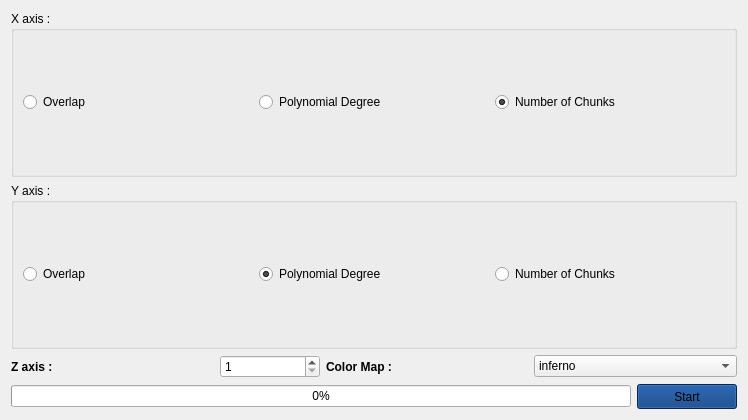
First picture: the form in error_map.ui, repository Mohamed-Ibrahim-01/curve-fitting, before the edit.
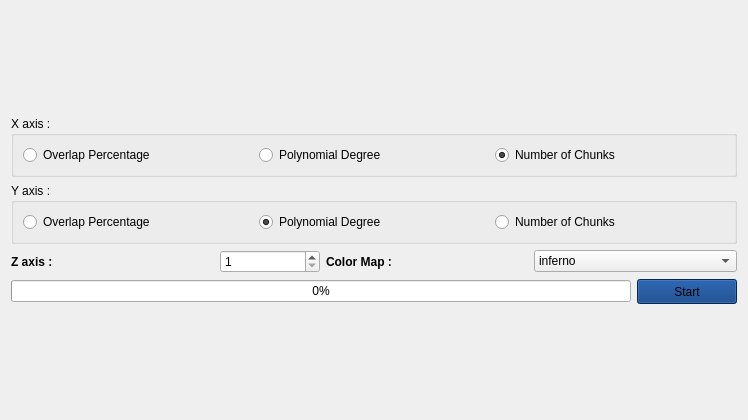
Second picture: the form after the edit.

Commit message: i add percentage to overlap, fix error map axes switch and edit ticks

Patch:
```diff
--- a/error_map.ui
+++ b/error_map.ui
@@ -18,6 +18,12 @@
     <layout class="QVBoxLayout" name="error_map_setting_layout">
      <item>
       <widget class="QGroupBox" name="x_axis_groupBox">
+       <property name="sizePolicy">
+        <sizepolicy hsizetype="Preferred" vsizetype="Fixed">
+         <horstretch>0</horstretch>
+         <verstretch>0</verstretch>
+        </sizepolicy>
+       </property>
        <property name="title">
         <string>X axis :</string>
        </property>
@@ -25,7 +31,7 @@
         <item>
          <widget class="QRadioButton" name="x_overlap">
           <property name="text">
-           <string>Overlap</string>
+           <string>Overlap Percentage</string>
           </property>
           <property name="checked">
            <bool>false</bool>
@@ -57,6 +63,12 @@
      </item>
      <item>
       <widget class="QGroupBox" name="y_axis_groupBox">
+       <property name="sizePolicy">
+        <sizepolicy hsizetype="Preferred" vsizetype="Fixed">
+         <horstretch>0</horstretch>
+         <verstretch>0</verstretch>
+        </sizepolicy>
+       </property>
        <property name="title">
         <string>Y axis :</string>
        </property>
@@ -64,7 +76,7 @@
         <item>
          <widget class="QRadioButton" name="y_overlap">
           <property name="text">
-           <string>Overlap</string>
+           <string>Overlap Percentage</string>
           </property>
           <property name="checked">
            <bool>false</bool>
```
The commit also changes 6 other files.
